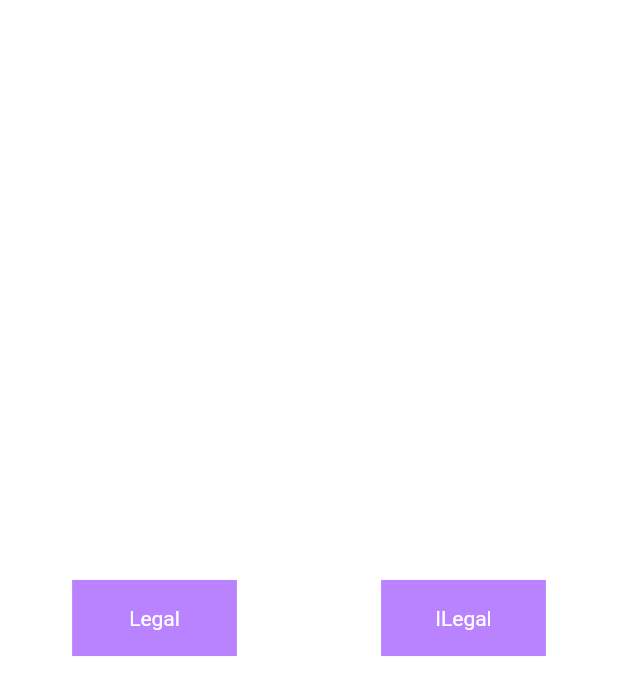
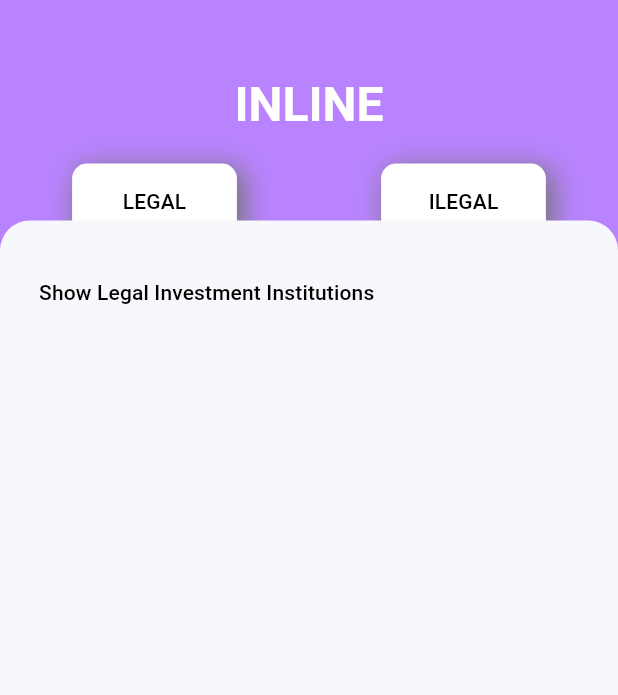
Before and after one commit to fikriyaeka/Capstone-Dicoding, a Flutter app: the HomeScreen screen opened directly, on a phone screen of 412 x 824 dp. Shown: the top 695 px of the screen. Run offline on Flutter 3.47's test engine with Material 2 defaults, Android fonts, the light colour scheme and no system bars; drawn by our look-alikes of animated_text_kit; our stand-ins replace after_layout, google_fonts, shared_preferences, shimmer, sliding_up_panel; accounts and stored records are empty.

Commit message:
home & theme

```diff
--- a/lib/pages/home/home.dart
+++ b/lib/pages/home/home.dart
@@ -1,6 +1,8 @@
 import 'package:capstone_dicoding/mediaquery/sizeconfig.dart';
 import 'package:capstone_dicoding/pages/details/ilegalscreen.dart';
 import 'package:capstone_dicoding/pages/details/legalscreen.dart';
+import 'package:capstone_dicoding/pages/theme/theme.dart';
+import 'package:animated_text_kit/animated_text_kit.dart';
 import 'package:flutter/material.dart';
 
 class HomeScreen extends StatelessWidget {
@@ -8,8 +10,39 @@ class HomeScreen extends StatelessWidget {
   Widget build(BuildContext context) {
     SizeConfig().init(context);
     return Scaffold(
-      body: Center(
-        child: Row(
+      backgroundColor: purple,
+      body: SafeArea(child: LayoutBuilder(
+        builder: (BuildContext context, BoxConstraintsconstraints) {
+          return Stack(
+            children: [
+              Column(
+                mainAxisAlignment: MainAxisAlignment.start,
+                crossAxisAlignment: CrossAxisAlignment.center,
+                children: <Widget>[
+                  SizedBox(
+                    height: responsiveHeight(50),
+                  ),
+                  Center(
+                      child: AnimatedTextKit(
+                    animatedTexts: [
+                      TypewriterAnimatedText(
+                        'INLINE',
+                        textStyle: TextStyle(
+                          fontSize: 32.0,
+                          color: white,
+                          fontWeight: FontWeight.bold,
+                        ),
+                        speed: const Duration(milliseconds: 1000),
+                      ),
+                    ],
+                    totalRepeatCount: 1,
+                    displayFullTextOnTap: true,
+                    stopPauseOnTap: true,
+                  )),
+                  SizedBox(
+                    height: responsiveHeight(20),
+                  ),
+                  Row(
                     mainAxisAlignment: MainAxisAlignment.spaceAround,
                     children: <Widget>[
                       GestureDetector(
@@ -20,13 +53,23 @@ class HomeScreen extends StatelessWidget {
                           }));
                         },
                         child: Container(
+                          width: responsiveWidth(100),
                           height: responsiveHeight(50),
-                width: responsiveWidth(100),
-                color: Color(0xFFB983FF),
+                          decoration: BoxDecoration(
+                            borderRadius: BorderRadius.circular(10),
+                            color: white,
+                            boxShadow: [
+                              BoxShadow(
+                                  color: Colors.grey.shade600,
+                                  offset: const Offset(4.0, 4.0),
+                                  blurRadius: 15.0,
+                                  spreadRadius: 1.0),
+                            ],
+                          ),
                           child: Center(
                               child: Text(
-                  "Legal",
-                  style: TextStyle(color: Colors.white),
+                            "LEGAL",
+                            style: Theme.of(context).textTheme.subtitle2,
                           )),
                         ),
                       ),
@@ -38,20 +81,59 @@ class HomeScreen extends StatelessWidget {
                           }));
                         },
                         child: Container(
+                          width: responsiveWidth(100),
                           height: responsiveHeight(50),
-                width: responsiveWidth(100),
-                color: Color(0xFFB983FF),
+                          decoration: BoxDecoration(
+                            borderRadius: BorderRadius.circular(10),
+                            color: white,
+                            boxShadow: [
+                              BoxShadow(
+                                  color: Colors.grey.shade600,
+                                  offset: const Offset(4.0, 4.0),
+                                  blurRadius: 15.0,
+                                  spreadRadius: 1.0),
+                            ],
+                          ),
                           child: Center(
                               child: Text(
-                    "ILegal",
-                    style: TextStyle(color: Colors.white),
-                  ),
-                ),
+                            "ILEGAL",
+                            style: Theme.of(context).textTheme.subtitle2,
+                          )),
                         ),
                       ),
                     ],
                   ),
+                ],
               ),
+              Container(
+                width: responsiveWidth(380),
+                margin: const EdgeInsets.only(top: 147),
+                padding: const EdgeInsets.symmetric(horizontal: 26),
+                decoration: BoxDecoration(
+                    borderRadius:
+                        const BorderRadius.vertical(top: Radius.circular(20)),
+                    color: simpleGrey),
+                child: Column(
+                  mainAxisSize: MainAxisSize.max,
+                  crossAxisAlignment: CrossAxisAlignment.start,
+                  children: [
+                    const SizedBox(
+                      height: 40,
+                    ),
+                    Text(
+                      'Show Legal Investment Institutions',
+                      style: Theme.of(context).textTheme.subtitle2,
+                    ),
+                    const SizedBox(
+                      height: 17,
+                    ),
+                  ],
+                ),
+              ),
+            ],
+          );
+        },
+      )),
     );
   }
 }
--- a/pubspec.yaml
+++ b/pubspec.yaml
@@ -18,6 +18,7 @@ dependencies:
   sliding_up_panel: ^2.0.0+1
   shimmer: ^2.0.0
   animated_text_kit: ^4.2.1
+  google_fonts: ^2.1.0
 
 dev_dependencies:
   flutter_test:
```
Also changed, not shown: lib/pages/theme/theme.dart (added, +154 -0 lines), pubspec.lock. Lines whose indentation alone changed are shown as unchanged.
